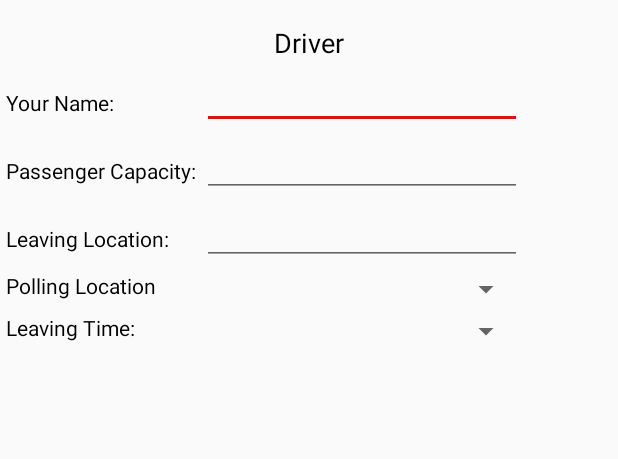
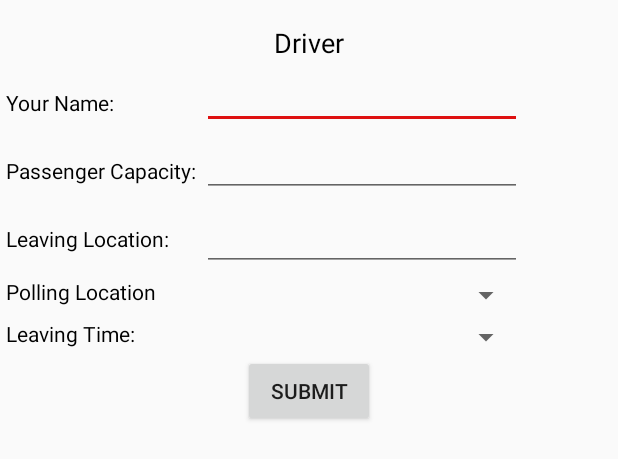
Before and after one commit to cjl1053/HackNH2020, an Android app: the layout activity_driver.xml on its own in the app's theme, with its tools: preview values and no code run, on a phone screen of 412 x 824 dp. Shown: the top 459 px of the screen. Run offline under Robolectric (Android 15) with nearby library versions, the phone set to English and light mode, and no system bars.

Commit message:
Working on the UI, Connor said to push

```diff
--- a/RideShare/app/src/main/res/layout/activity_driver.xml
+++ b/RideShare/app/src/main/res/layout/activity_driver.xml
@@ -17,7 +17,8 @@
     <TableLayout
         android:id="@+id/driver_table"
         android:layout_width="match_parent"
-        android:layout_height="match_parent">
+        android:layout_height="wrap_content"
+        android:layout_gravity="center_horizontal">
 
         <TableRow
             android:layout_width="match_parent"
@@ -80,7 +81,10 @@
                 android:layout_width="wrap_content"
                 android:layout_height="wrap_content"
                 android:ems="10"
-                android:inputType="textPersonName" />
+                android:inputType="textPersonName"
+                android:overScrollMode="always"
+                android:scrollbarStyle="insideInset"
+                android:scrollbars="horizontal"/>
         </TableRow>
 
         <TableRow
@@ -121,7 +125,15 @@
                 android:layout_width="match_parent"
                 android:layout_height="wrap_content"
                 android:layout_marginTop="4dp"/>
+
         </TableRow>
 
     </TableLayout>
+
+    <Button
+        android:id="@+id/submit_button"
+        android:layout_width="wrap_content"
+        android:layout_height="wrap_content"
+        android:layout_gravity="center_horizontal"
+        android:text="Submit"></Button>
 </LinearLayout>
```
Also changed, not shown: RideShare/app/src/main/java/com/team6/rideshare/Activities/DriverActivity.java (+42 -2 lines).
